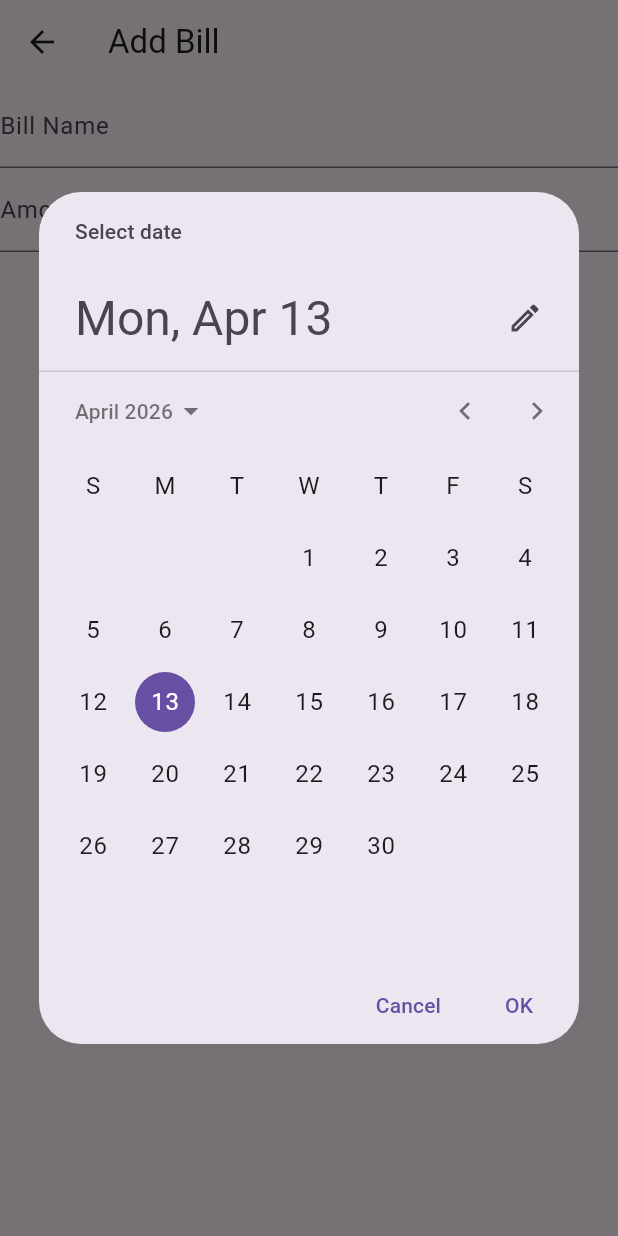
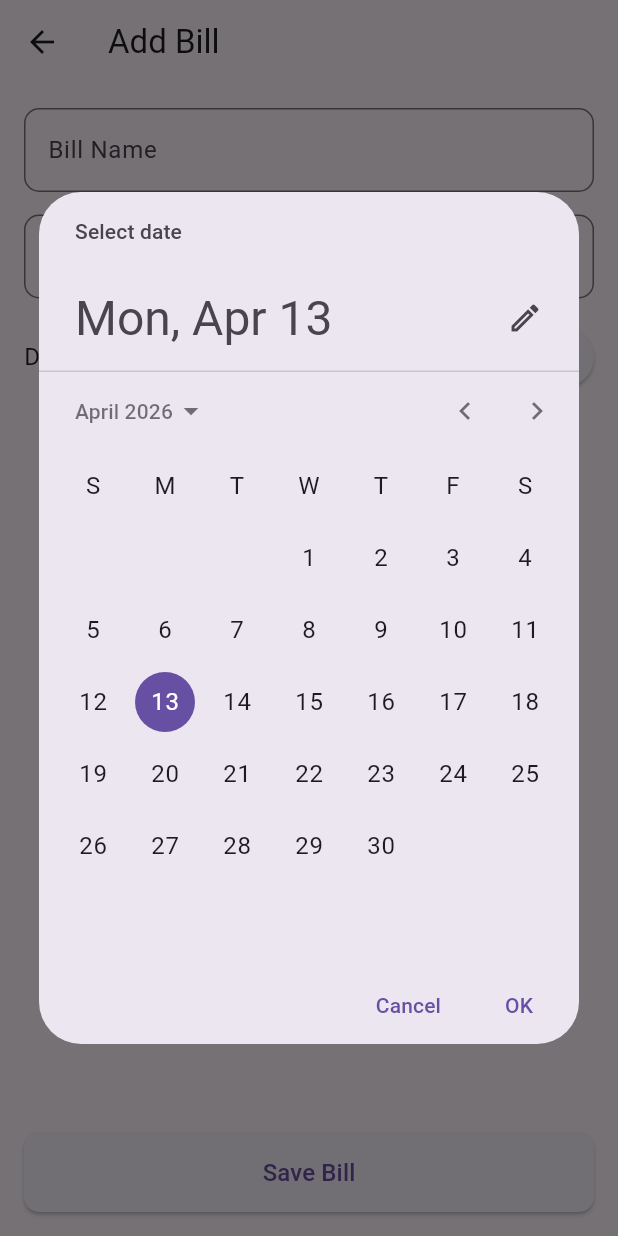
Before and after one commit to bossingadz/Bill-Payment-Reminder-App, a Flutter app: the AddBillScreen screen opened directly, after a tap on "Pick Date", on a phone screen of 412 x 824 dp. Run offline on Flutter 3.47's test engine with Material 3 defaults, Android fonts, the phone set to English and light mode, and no system bars; our stand-ins replace flutter_local_notifications, sqflite, timezone; accounts and stored records are empty.

Commit message:
changed the ui

```diff
--- a/lib/main.dart
+++ b/lib/main.dart
@@ -6,13 +6,15 @@ void main() async {
   WidgetsFlutterBinding.ensureInitialized();
   await NotificationService.init();
 
-  runApp(MyApp());
+  runApp(const MyApp());
 }
 
 class MyApp extends StatelessWidget {
+  const MyApp({super.key});
+
   @override
   Widget build(BuildContext context) {
-    return MaterialApp(
+    return const MaterialApp(
       home: HomeScreen(),
     );
   }
--- a/lib/screens/add_bill_screen.dart
+++ b/lib/screens/add_bill_screen.dart
@@ -4,61 +4,140 @@ import '../models/bill.dart';
 import '../services/notification_service.dart';
 
 class AddBillScreen extends StatefulWidget {
+  const AddBillScreen({super.key});
+
   @override
-  _AddBillScreenState createState() => _AddBillScreenState();
+  State<AddBillScreen> createState() => _AddBillScreenState();
 }
 
 class _AddBillScreenState extends State<AddBillScreen> {
-  final nameController = TextEditingController();
-  final amountController = TextEditingController();
+  final TextEditingController nameController = TextEditingController();
+  final TextEditingController amountController = TextEditingController();
+  final DBHelper dbHelper = DBHelper();
   DateTime selectedDate = DateTime.now();
-  final dbHelper = DBHelper();
 
-  void saveBill() async {
+  @override
+  void dispose() {
+    nameController.dispose();
+    amountController.dispose();
+    super.dispose();
+  }
+
+  Future<void> saveBill() async {
+    final name = nameController.text.trim();
+    final amountText = amountController.text.trim();
+
+    if (name.isEmpty || amountText.isEmpty) {
+      ScaffoldMessenger.of(context).showSnackBar(
+        const SnackBar(content: Text('Please enter a bill name and amount.')),
+      );
+      return;
+    }
+
+    final amount = double.tryParse(amountText);
+    if (amount == null) {
+      ScaffoldMessenger.of(context).showSnackBar(
+        const SnackBar(content: Text('Please enter a valid amount.')),
+      );
+      return;
+    }
+
     final bill = Bill(
-    name: nameController.text,
-    amount: double.parse(amountController.text),
-    dueDate: selectedDate.toString(),
+      name: name,
+      amount: amount,
+      dueDate: selectedDate.toIso8601String(),
     );
 
     await dbHelper.insertBill(bill);
 
-  final reminderDate = selectedDate.subtract(Duration(days: 1));
-
+    final reminderDate = selectedDate.subtract(const Duration(days: 1));
+    if (reminderDate.isAfter(DateTime.now())) {
       await NotificationService.scheduleNotification(
-    title: "Bill Reminder",
-    body: "${nameController.text} is due tomorrow!",
+        title: 'Bill Reminder',
+        body: '$name is due tomorrow!',
         scheduledDate: reminderDate,
       );
+    }
 
+    if (mounted) {
       Navigator.pop(context);
     }
+  }
 
-  @override
-  Widget build(BuildContext context) {
-    return Scaffold(
-      appBar: AppBar(title: Text("Add Bill")),
-      body: Column(
-        children: [
-          TextField(controller: nameController, decoration: InputDecoration(labelText: "Bill Name")),
-          TextField(controller: amountController, decoration: InputDecoration(labelText: "Amount")),
-          ElevatedButton(
-            child: Text("Pick Date"),
-            onPressed: () async {
+  Future<void> pickDate() async {
     final picked = await showDatePicker(
       context: context,
       initialDate: selectedDate,
       firstDate: DateTime(2020),
       lastDate: DateTime(2100),
     );
-              if (picked != null) setState(() => selectedDate = picked);
-            },
+
+    if (picked != null) {
+      setState(() {
+        selectedDate = picked;
+      });
+    }
+  }
+
+  @override
+  Widget build(BuildContext context) {
+    return Scaffold(
+      appBar: AppBar(title: const Text('Add Bill')),
+      body: Padding(
+        padding: const EdgeInsets.all(16),
+        child: Column(
+          crossAxisAlignment: CrossAxisAlignment.stretch,
+          children: [
+            TextField(
+              controller: nameController,
+              decoration: InputDecoration(
+                labelText: 'Bill Name',
+                border: OutlineInputBorder(
+                  borderRadius: BorderRadius.circular(10),
+                ),
+              ),
+            ),
+            const SizedBox(height: 15),
+            TextField(
+              controller: amountController,
+              keyboardType: TextInputType.number,
+              decoration: InputDecoration(
+                labelText: 'Amount',
+                border: OutlineInputBorder(
+                  borderRadius: BorderRadius.circular(10),
+                ),
+              ),
+            ),
+            const SizedBox(height: 15),
+            Row(
+              mainAxisAlignment: MainAxisAlignment.spaceBetween,
+              children: [
+                Text(
+                  'Due: ${selectedDate.toLocal().toString().split(' ')[0]}',
+                  style: const TextStyle(fontSize: 16),
                 ),
                 ElevatedButton(
-            child: Text("Save"),
+                  onPressed: pickDate,
+                  child: const Text('Pick Date'),
+                )
+              ],
+            ),
+            const Spacer(),
+            SizedBox(
+              width: double.infinity,
+              child: ElevatedButton(
                 onPressed: saveBill,
+                style: ElevatedButton.styleFrom(
+                  padding: const EdgeInsets.symmetric(vertical: 15),
+                  shape: RoundedRectangleBorder(
+                    borderRadius: BorderRadius.circular(10),
+                  ),
+                ),
+                child: const Text('Save Bill', style: TextStyle(fontSize: 16)),
+              ),
             ),
           ],
+        ),
       ),
     );
   }
```
Also changed, not shown: lib/screens/home_screen.dart (+72 -25 lines), 2 other files. Lines whose indentation alone changed are shown as unchanged.
